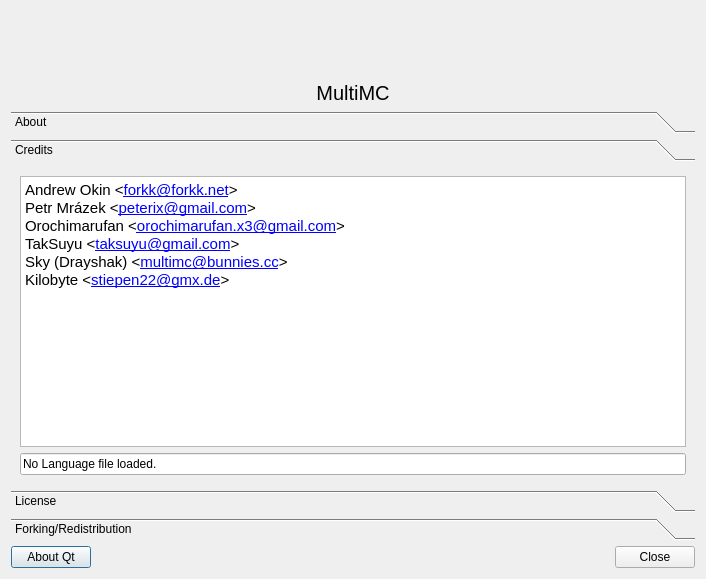
Old version of the form gui/dialogs/AboutDialog.ui in the repository FreesmTeam/FreesmLauncher.
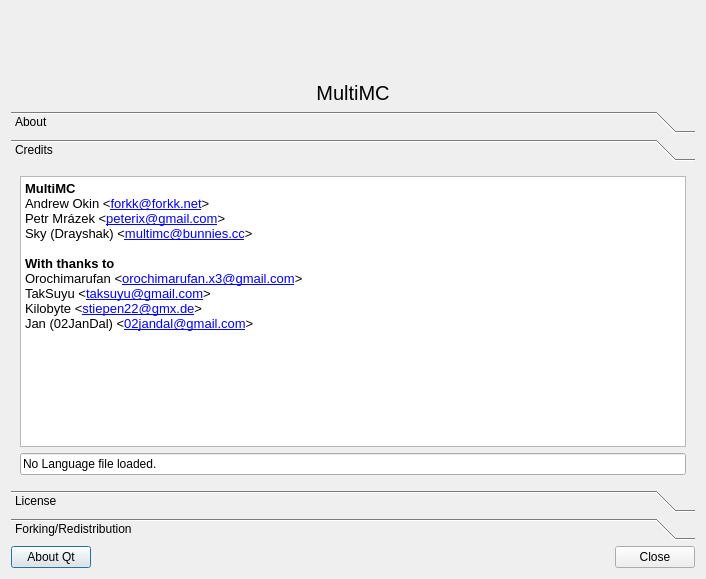
New version of the form. The open tabs and pages were chosen to show the change. Icons and pictures are not drawn.

Commit message: Tweak credits in about dialog

The edit to the form file:
```diff
--- a/gui/dialogs/AboutDialog.ui
+++ b/gui/dialogs/AboutDialog.ui
@@ -162,8 +162,8 @@
        <rect>
         <x>0</x>
         <y>0</y>
-        <width>688</width>
-        <height>297</height>
+        <width>684</width>
+        <height>290</height>
        </rect>
       </property>
       <attribute name="label">
@@ -179,13 +179,17 @@
           <string>&lt;!DOCTYPE HTML PUBLIC &quot;-//W3C//DTD HTML 4.0//EN&quot; &quot;http://www.w3.org/TR/REC-html40/strict.dtd&quot;&gt;
 &lt;html&gt;&lt;head&gt;&lt;meta name=&quot;qrichtext&quot; content=&quot;1&quot; /&gt;&lt;style type=&quot;text/css&quot;&gt;
 p, li { white-space: pre-wrap; }
-&lt;/style&gt;&lt;/head&gt;&lt;body style=&quot; font-family:'Bitstream Vera Sans'; font-size:11pt; font-weight:400; font-style:normal;&quot;&gt;
-&lt;p style=&quot; margin-top:0px; margin-bottom:0px; margin-left:0px; margin-right:0px; -qt-block-indent:0; text-indent:0px;&quot;&gt;&lt;span style=&quot; font-family:'Ubuntu';&quot;&gt;Andrew Okin &amp;lt;&lt;/span&gt;&lt;a href=&quot;mailto:forkk@forkk.net&quot;&gt;&lt;span style=&quot; font-family:'Ubuntu'; text-decoration: underline; color:#0000ff;&quot;&gt;forkk@forkk.net&lt;/span&gt;&lt;/a&gt;&lt;span style=&quot; font-family:'Ubuntu';&quot;&gt;&amp;gt;&lt;/span&gt;&lt;/p&gt;
-&lt;p style=&quot; margin-top:0px; margin-bottom:0px; margin-left:0px; margin-right:0px; -qt-block-indent:0; text-indent:0px;&quot;&gt;&lt;span style=&quot; font-family:'Ubuntu';&quot;&gt;Petr Mrázek &amp;lt;&lt;/span&gt;&lt;a href=&quot;mailto:peterix@gmail.com&quot;&gt;&lt;span style=&quot; font-family:'Ubuntu'; text-decoration: underline; color:#0000ff;&quot;&gt;peterix@gmail.com&lt;/span&gt;&lt;/a&gt;&lt;span style=&quot; font-family:'Ubuntu';&quot;&gt;&amp;gt;&lt;/span&gt;&lt;/p&gt;
-&lt;p style=&quot; margin-top:0px; margin-bottom:0px; margin-left:0px; margin-right:0px; -qt-block-indent:0; text-indent:0px;&quot;&gt;&lt;span style=&quot; font-family:'Ubuntu';&quot;&gt;Orochimarufan &amp;lt;&lt;/span&gt;&lt;a href=&quot;mailto:orochimarufan.x3@gmail.com&quot;&gt;&lt;span style=&quot; font-family:'Ubuntu'; text-decoration: underline; color:#0000ff;&quot;&gt;orochimarufan.x3@gmail.com&lt;/span&gt;&lt;/a&gt;&lt;span style=&quot; font-family:'Ubuntu';&quot;&gt;&amp;gt;&lt;/span&gt;&lt;/p&gt;
-&lt;p style=&quot; margin-top:0px; margin-bottom:0px; margin-left:0px; margin-right:0px; -qt-block-indent:0; text-indent:0px;&quot;&gt;&lt;span style=&quot; font-family:'Ubuntu';&quot;&gt;TakSuyu &amp;lt;&lt;/span&gt;&lt;a href=&quot;mailto:taksuyu@gmail.com&quot;&gt;&lt;span style=&quot; font-family:'Ubuntu'; text-decoration: underline; color:#0000ff;&quot;&gt;taksuyu@gmail.com&lt;/span&gt;&lt;/a&gt;&lt;span style=&quot; font-family:'Ubuntu';&quot;&gt;&amp;gt;&lt;/span&gt;&lt;/p&gt;
-&lt;p style=&quot; margin-top:0px; margin-bottom:0px; margin-left:0px; margin-right:0px; -qt-block-indent:0; text-indent:0px;&quot;&gt;&lt;span style=&quot; font-family:'Ubuntu';&quot;&gt;Sky (Drayshak) &amp;lt;&lt;/span&gt;&lt;span style=&quot; font-family:'Ubuntu'; text-decoration: underline; color:#0000ff;&quot;&gt;multimc@bunnies.cc&lt;/span&gt;&lt;span style=&quot; font-family:'Ubuntu';&quot;&gt;&amp;gt;&lt;/span&gt;&lt;/p&gt;
-&lt;p style=&quot; margin-top:0px; margin-bottom:0px; margin-left:0px; margin-right:0px; -qt-block-indent:0; text-indent:0px;&quot;&gt;&lt;span style=&quot; font-family:'Ubuntu';&quot;&gt;Kilobyte &amp;lt;&lt;/span&gt;&lt;a href=&quot;mailto:stiepen22@gmx.de&quot;&gt;&lt;span style=&quot; font-family:'Ubuntu'; text-decoration: underline; color:#0000ff;&quot;&gt;stiepen22@gmx.de&lt;/span&gt;&lt;/a&gt;&lt;span style=&quot; font-family:'Ubuntu';&quot;&gt;&amp;gt;&lt;/span&gt;&lt;/p&gt;&lt;/body&gt;&lt;/html&gt;</string>
+&lt;/style&gt;&lt;/head&gt;&lt;body style=&quot; font-family:'MS Shell Dlg 2'; font-size:7.8pt; font-weight:400; font-style:normal;&quot;&gt;
+&lt;p style=&quot; margin-top:0px; margin-bottom:0px; margin-left:0px; margin-right:0px; -qt-block-indent:0; text-indent:0px;&quot;&gt;&lt;span style=&quot; font-size:10pt; font-weight:600;&quot;&gt;MultiMC&lt;/span&gt;&lt;/p&gt;
+&lt;p style=&quot; margin-top:0px; margin-bottom:0px; margin-left:0px; margin-right:0px; -qt-block-indent:0; text-indent:0px;&quot;&gt;&lt;span style=&quot; font-size:10pt;&quot;&gt;Andrew Okin &amp;lt;&lt;/span&gt;&lt;a href=&quot;mailto:forkk@forkk.net&quot;&gt;&lt;span style=&quot; font-size:10pt; text-decoration: underline; color:#0000ff;&quot;&gt;forkk@forkk.net&lt;/span&gt;&lt;/a&gt;&lt;span style=&quot; font-size:10pt;&quot;&gt;&amp;gt;&lt;/span&gt;&lt;/p&gt;
+&lt;p style=&quot; margin-top:0px; margin-bottom:0px; margin-left:0px; margin-right:0px; -qt-block-indent:0; text-indent:0px;&quot;&gt;&lt;span style=&quot; font-size:10pt;&quot;&gt;Petr Mrázek &amp;lt;&lt;/span&gt;&lt;a href=&quot;mailto:peterix@gmail.com&quot;&gt;&lt;span style=&quot; font-size:10pt; text-decoration: underline; color:#0000ff;&quot;&gt;peterix@gmail.com&lt;/span&gt;&lt;/a&gt;&lt;span style=&quot; font-size:10pt;&quot;&gt;&amp;gt;&lt;/span&gt;&lt;/p&gt;
+&lt;p style=&quot; margin-top:0px; margin-bottom:0px; margin-left:0px; margin-right:0px; -qt-block-indent:0; text-indent:0px;&quot;&gt;&lt;span style=&quot; font-size:10pt;&quot;&gt;Sky (Drayshak) &amp;lt;&lt;/span&gt;&lt;a href=&quot;mailto:multimc@bunnies.cc&quot;&gt;&lt;span style=&quot; font-size:10pt; text-decoration: underline; color:#0000ff;&quot;&gt;multimc@bunnies.cc&lt;/span&gt;&lt;/a&gt;&lt;span style=&quot; font-size:10pt;&quot;&gt;&amp;gt;&lt;/span&gt;&lt;/p&gt;
+&lt;p style=&quot;-qt-paragraph-type:empty; margin-top:0px; margin-bottom:0px; margin-left:0px; margin-right:0px; -qt-block-indent:0; text-indent:0px; font-size:10pt; font-weight:600;&quot;&gt;&lt;br /&gt;&lt;/p&gt;
+&lt;p style=&quot; margin-top:0px; margin-bottom:0px; margin-left:0px; margin-right:0px; -qt-block-indent:0; text-indent:0px;&quot;&gt;&lt;span style=&quot; font-family:'Ubuntu'; font-size:10pt; font-weight:600;&quot;&gt;With thanks to&lt;/span&gt;&lt;/p&gt;
+&lt;p style=&quot; margin-top:0px; margin-bottom:0px; margin-left:0px; margin-right:0px; -qt-block-indent:0; text-indent:0px;&quot;&gt;&lt;span style=&quot; font-size:10pt;&quot;&gt;Orochimarufan &amp;lt;&lt;/span&gt;&lt;a href=&quot;mailto:orochimarufan.x3@gmail.com&quot;&gt;&lt;span style=&quot; font-size:10pt; text-decoration: underline; color:#0000ff;&quot;&gt;orochimarufan.x3@gmail.com&lt;/span&gt;&lt;/a&gt;&lt;span style=&quot; font-size:10pt;&quot;&gt;&amp;gt;&lt;/span&gt;&lt;/p&gt;
+&lt;p style=&quot; margin-top:0px; margin-bottom:0px; margin-left:0px; margin-right:0px; -qt-block-indent:0; text-indent:0px;&quot;&gt;&lt;span style=&quot; font-size:10pt;&quot;&gt;TakSuyu &amp;lt;&lt;/span&gt;&lt;a href=&quot;mailto:taksuyu@gmail.com&quot;&gt;&lt;span style=&quot; font-size:10pt; text-decoration: underline; color:#0000ff;&quot;&gt;taksuyu@gmail.com&lt;/span&gt;&lt;/a&gt;&lt;span style=&quot; font-size:10pt;&quot;&gt;&amp;gt;&lt;/span&gt;&lt;/p&gt;
+&lt;p style=&quot; margin-top:0px; margin-bottom:0px; margin-left:0px; margin-right:0px; -qt-block-indent:0; text-indent:0px;&quot;&gt;&lt;span style=&quot; font-size:10pt;&quot;&gt;Kilobyte &amp;lt;&lt;/span&gt;&lt;a href=&quot;mailto:stiepen22@gmx.de&quot;&gt;&lt;span style=&quot; font-size:10pt; text-decoration: underline; color:#0000ff;&quot;&gt;stiepen22@gmx.de&lt;/span&gt;&lt;/a&gt;&lt;span style=&quot; font-size:10pt;&quot;&gt;&amp;gt;&lt;/span&gt;&lt;/p&gt;
+&lt;p style=&quot; margin-top:0px; margin-bottom:0px; margin-left:0px; margin-right:0px; -qt-block-indent:0; text-indent:0px;&quot;&gt;&lt;span style=&quot; font-size:10pt;&quot;&gt;Jan (02JanDal) &amp;lt;&lt;/span&gt;&lt;a href=&quot;mailto:02jandal@gmail.com&quot;&gt;&lt;span style=&quot; font-size:10pt; text-decoration: underline; color:#0000ff;&quot;&gt;02jandal@gmail.com&lt;/span&gt;&lt;/a&gt;&lt;span style=&quot; font-size:10pt;&quot;&gt;&amp;gt;&lt;/span&gt;&lt;/p&gt;&lt;/body&gt;&lt;/html&gt;</string>
          </property>
         </widget>
        </item>
```
Left out of the diff: 29 changed lines with no effect on the pictures.
